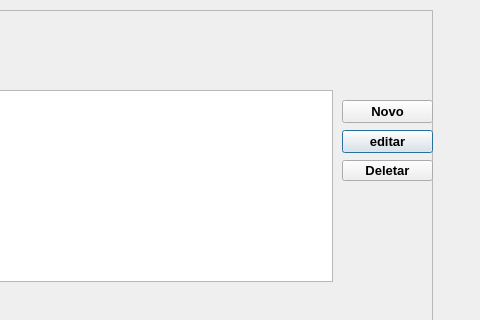
This is Mayko/projeto/consulta.ui in UnPComp2013/Grupo6 as Qt 5 draws it before an edit; both pictures show x 188 to 668 and y 0 to 320 of the 668 by 429 pixel window. The edited form follows.
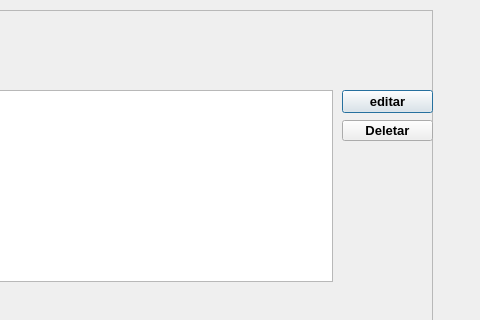
This is the edited form.

The edit to the form file:
```diff
--- a/Mayko/projeto/consulta.ui
+++ b/Mayko/projeto/consulta.ui
@@ -62,7 +62,7 @@
     <property name="geometry">
      <rect>
       <x>510</x>
-      <y>120</y>
+      <y>80</y>
       <width>91</width>
       <height>23</height>
      </rect>
@@ -88,7 +88,7 @@
     <property name="geometry">
      <rect>
       <x>510</x>
-      <y>150</y>
+      <y>110</y>
       <width>91</width>
       <height>21</height>
      </rect>
@@ -97,19 +97,6 @@
      <string>Deletar</string>
     </property>
    </widget>
-   <widget class="QPushButton" name="btn_Cadastro">
-    <property name="geometry">
-     <rect>
-      <x>510</x>
-      <y>90</y>
-      <width>91</width>
-      <height>23</height>
-     </rect>
-    </property>
-    <property name="text">
-     <string>Novo</string>
-    </property>
-   </widget>
   </widget>
   <widget class="QPushButton" name="btn_volta">
    <property name="geometry">
```
